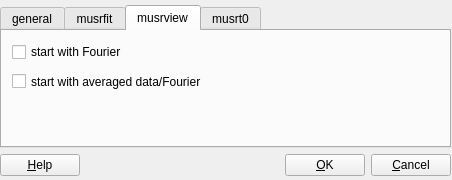
Above: src/musredit_qt5/musredit/forms/PPrefsDialog.ui from aPeter1/musrfit-fork before the change. Below: the same form after it.
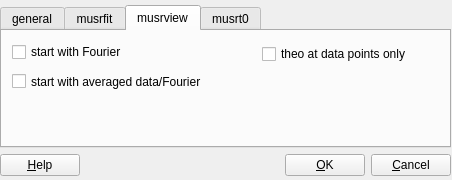
That is the form after the change. The open tabs and pages were chosen to show the change. Icons and pictures are not drawn.

Commit message: musrview gets the new feature: calculate theory points only at data points.

```diff
--- a/src/musredit_qt5/musredit/forms/PPrefsDialog.ui
+++ b/src/musredit_qt5/musredit/forms/PPrefsDialog.ui
@@ -219,6 +219,19 @@
          <string>start with averaged data/Fourier</string>
         </property>
        </widget>
+       <widget class="QCheckBox" name="fOneToOne_checkBox">
+        <property name="geometry">
+         <rect>
+          <x>260</x>
+          <y>10</y>
+          <width>181</width>
+          <height>26</height>
+         </rect>
+        </property>
+        <property name="text">
+         <string>theo at data points only</string>
+        </property>
+       </widget>
       </widget>
       <widget class="QWidget" name="fMusrt0_tab">
        <attribute name="title">
```
Left out of the diff: 6 changed lines with no effect on the pictures. The commit also changes 74 other files.
